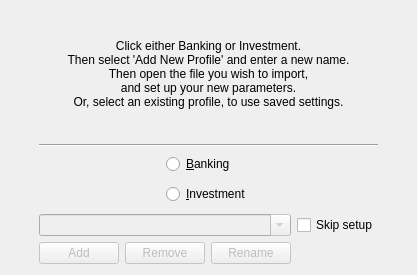
KDE/kmymoney, file kmymoney/plugins/csvimport/introwizardpage.ui: the form before one commit.
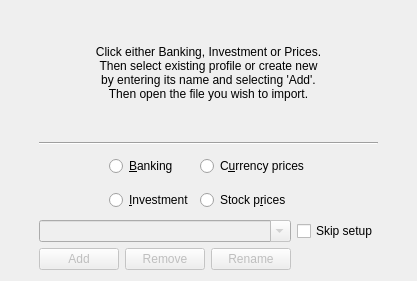
The form after the commit.

Commit message:
Add prices importing to CSV Importer
New feature to import prices from CSV files as downloaded e.g. from
Yahoo Finance.

REVIEW:129843

What changed in the file:
```diff
--- a/kmymoney/plugins/csvimport/introwizardpage.ui
+++ b/kmymoney/plugins/csvimport/introwizardpage.ui
@@ -7,7 +7,7 @@
     <x>0</x>
     <y>0</y>
     <width>417</width>
-    <height>275</height>
+    <height>281</height>
    </rect>
   </property>
   <property name="sizePolicy">
@@ -38,11 +38,10 @@
      <item>
       <widget class="QLabel" name="label">
        <property name="text">
-        <string>Click either Banking or Investment.
-Then select 'Add New Profile' and enter a new name.
-Then open the file you wish to import,
-and set up your new parameters.
-Or, select an existing profile, to use saved settings.</string>
+        <string>Click either Banking, Investment or Prices.
+Then select existing profile or create new
+by entering its name and selecting 'Add'.
+Then open the file you wish to import.</string>
        </property>
        <property name="alignment">
         <set>Qt::AlignCenter</set>
@@ -81,16 +80,16 @@
         </spacer>
        </item>
        <item>
-        <layout class="QVBoxLayout" name="verticalLayout">
-         <item>
+        <layout class="QGridLayout" name="gridLayout_2">
+         <item row="0" column="0">
           <widget class="QRadioButton" name="radioButton_bank">
            <property name="enabled">
             <bool>true</bool>
            </property>
            <property name="minimumSize">
             <size>
-             <width>28</width>
-             <height>0</height>
+             <width>0</width>
+             <height>28</height>
             </size>
            </property>
            <property name="text">
@@ -98,7 +97,7 @@
            </property>
           </widget>
          </item>
-         <item>
+         <item row="1" column="0">
           <widget class="QRadioButton" name="radioButton_invest">
            <property name="enabled">
             <bool>true</bool>
@@ -114,6 +113,26 @@
            </property>
           </widget>
          </item>
+         <item row="1" column="1">
+          <widget class="QRadioButton" name="radioButton_stockprices">
+           <property name="minimumSize">
+            <size>
+             <width>0</width>
+             <height>28</height>
+            </size>
+           </property>
+           <property name="text">
+            <string>Stock p&amp;rices</string>
+           </property>
+          </widget>
+         </item>
+         <item row="0" column="1">
+          <widget class="QRadioButton" name="radioButton_currencyprices">
+           <property name="text">
+            <string>C&amp;urrency prices</string>
+           </property>
+          </widget>
+         </item>
         </layout>
        </item>
        <item>
```
The commit also changes 13 other files.
